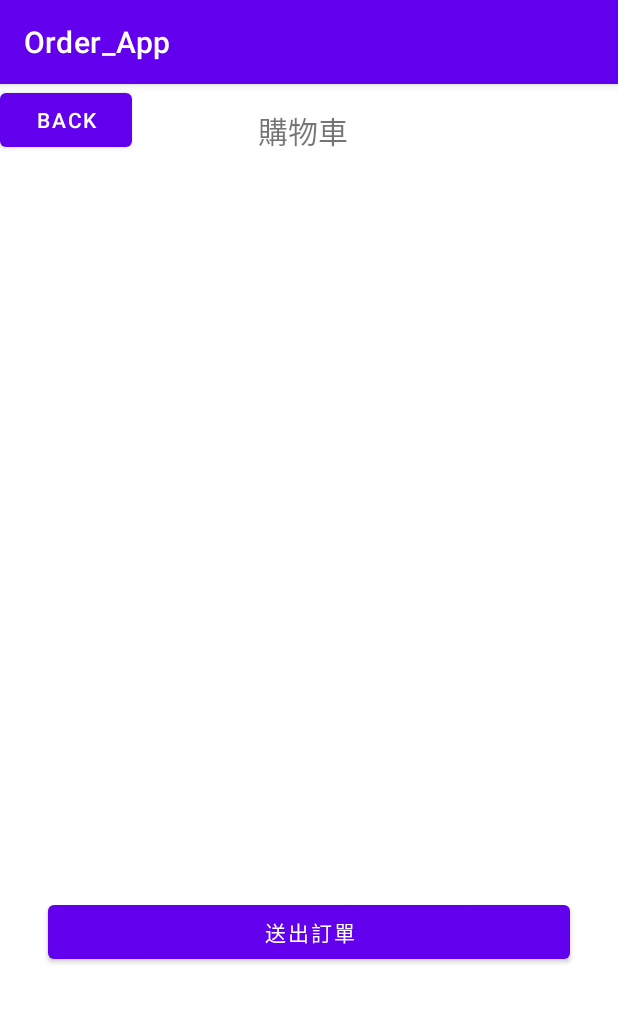
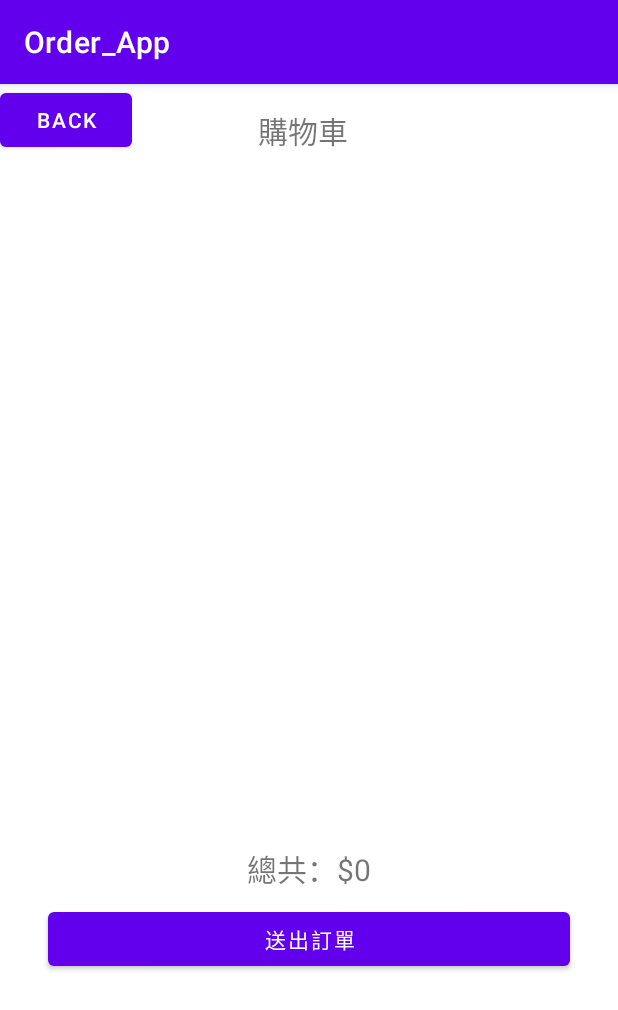
Before and after one commit to hongdreamer/IECS-1112-App-000, an Android app: the CartActivity screen opened directly, with no data from a screen before it, on a phone screen of 412 x 824 dp. Shown: the top 1010 px of the screen. Run offline under Robolectric (Android 15) with nearby library versions, the phone set to English and light mode, and no system bars.

Commit message:
update the interface of "menu" and "cart".

```diff
--- a/Project/signin/app/src/main/java/com/example/signin/CartActivity.java
+++ b/Project/signin/app/src/main/java/com/example/signin/CartActivity.java
@@ -1,25 +1,22 @@
 package com.example.signin;
 
-import androidx.appcompat.app.AppCompatActivity;
-
+import android.app.AlertDialog;
+import android.content.DialogInterface;
 import android.content.Intent;
 import android.os.Bundle;
-import android.view.Menu;
 import android.view.View;
 import android.widget.AdapterView;
 import android.widget.Button;
 import android.widget.ListView;
-import android.app.AlertDialog;
-import android.content.DialogInterface;
-import java.util.List;
+import android.widget.TextView;
 
+import androidx.appcompat.app.AppCompatActivity;
 
-import java.util.ArrayList;
 import java.util.List;
 
 public class CartActivity extends AppCompatActivity {
   private ListView lvCart;
-  private Button btnSendOrder, btnCartBack;
+  private TextView tvCartPrice;
 
   @Override
   protected void onCreate(Bundle savedInstanceState) {
@@ -44,7 +41,7 @@ public class CartActivity extends AppCompatActivity {
 
     // go checking the cart.
     // page switching.
-    btnSendOrder = findViewById(R.id.btn_send_order);
+    Button btnSendOrder = findViewById(R.id.btn_send_order);
     Button.OnClickListener listener = new Button.OnClickListener() {
       @Override
       public void onClick(View v) {
@@ -58,13 +55,15 @@ public class CartActivity extends AppCompatActivity {
     };
     btnSendOrder.setOnClickListener(listener);
 
-    btnCartBack = findViewById(R.id.btn_cart_back);
+    Button btnCartBack = findViewById(R.id.btn_cart_back);
     btnCartBack.setOnClickListener(new View.OnClickListener() {
       @Override
       public void onClick(View v) {
         onBackPressed();
       }
     });
+    tvCartPrice = findViewById(R.id.tv_cart_price);
+    updateCartPriceText();
   }
 
   private void showDeleteConfirmationDialog(final int position) {
@@ -81,6 +80,7 @@ public class CartActivity extends AppCompatActivity {
                 // 刷新显示
                 ListViewAdapter4Cart adapter = (ListViewAdapter4Cart) lvCart.getAdapter();
                 adapter.notifyDataSetChanged();
+                updateCartPriceText();
               }
             })
             .setNegativeButton("取消", null)
@@ -96,4 +96,20 @@ public class CartActivity extends AppCompatActivity {
     startActivity(intent);
     finish();
   }
+  private void updateCartPriceText() {
+    int totalPrice = calculateTotalPrice();
+    String textCartPrice = "總共：$" + totalPrice;
+    tvCartPrice.setText(textCartPrice);
+  }
+
+  private int calculateTotalPrice() {
+    int totalPrice = 0;
+    Order order = Order.getInstance();
+    List<FoodItem> orderItems = order.getOrder();
+    for (FoodItem food : orderItems) {
+      totalPrice += food.getFoodPrice() * food.getFoodQuantity();
+    }
+    return totalPrice;
+  }
+
 }
--- a/Project/signin/app/src/main/java/com/example/signin/DrinkDetailActivity.java
+++ b/Project/signin/app/src/main/java/com/example/signin/DrinkDetailActivity.java
@@ -44,9 +44,10 @@ public class DrinkDetailActivity extends AppCompatActivity {
         foodName = selectedFood.getFoodName();
         foodPrice = selectedFood.getFoodPrice();
         foodType = selectedFood.getFoodType();
+        String priceText = "$" + foodPrice;
         // Display the detailed information of the food item in the views
         titleTxt.setText(foodName);
-        feeTxt.setText(String.valueOf(foodPrice));
+        feeTxt.setText(priceText);
         foodImage.setImageResource(imageId);
         // Set other views accordingly
       }
--- a/Project/signin/app/src/main/java/com/example/signin/FinishActivity.java
+++ b/Project/signin/app/src/main/java/com/example/signin/FinishActivity.java
@@ -9,13 +9,12 @@ import android.widget.Button;
 import android.widget.Toast;
 
 public class FinishActivity extends AppCompatActivity {
-  private Button btnRefresh;
   @Override
   protected void onCreate(Bundle savedInstanceState) {
     super.onCreate(savedInstanceState);
     setContentView(R.layout.activity_finish);
 
-    btnRefresh = findViewById(R.id.btn_refresh);
+    Button btnRefresh = findViewById(R.id.btn_refresh);
     Button.OnClickListener listener = new Button.OnClickListener() {
       @Override
       public void onClick(View v) {
--- a/Project/signin/app/src/main/java/com/example/signin/HomePageActivity.java
+++ b/Project/signin/app/src/main/java/com/example/signin/HomePageActivity.java
@@ -10,14 +10,12 @@ import android.widget.Toast;
 
 public class HomePageActivity extends AppCompatActivity {
 
-    private Button btnOrder, btnLogout;
-
     @Override
     protected void onCreate(Bundle savedInstanceState) {
         super.onCreate(savedInstanceState);
         setContentView(R.layout.activity_home_page);
 
-        btnOrder = findViewById(R.id.btn_order);
+        Button btnOrder = findViewById(R.id.btn_order);
         Button.OnClickListener btnOrderOnClickListener = new Button.OnClickListener() {
             @Override
             public void onClick(View v) {
@@ -27,7 +25,7 @@ public class HomePageActivity extends AppCompatActivity {
         };
         btnOrder.setOnClickListener(btnOrderOnClickListener);
 
-        btnLogout = findViewById(R.id.btn_logout);
+        Button btnLogout = findViewById(R.id.btn_logout);
         Button.OnClickListener btnLogoutOnClickListener = new Button.OnClickListener() {
             @Override
             public void onClick(View v) {
--- a/Project/signin/app/src/main/java/com/example/signin/MealDetailActivity.java
+++ b/Project/signin/app/src/main/java/com/example/signin/MealDetailActivity.java
@@ -42,9 +42,10 @@ public class MealDetailActivity extends AppCompatActivity {
         foodName = selectedFood.getFoodName();
         foodPrice = selectedFood.getFoodPrice();
         foodType = selectedFood.getFoodType();
+        String priceText = "$" + foodPrice;
         // Display the detailed information of the food item in the views
         titleTxt.setText(foodName);
-        feeTxt.setText(String.valueOf(foodPrice));
+        feeTxt.setText(priceText);
         foodImage.setImageResource(imageId);
         // Set other views accordingly
       }
--- a/Project/signin/app/src/main/res/layout/activity_cart.xml
+++ b/Project/signin/app/src/main/res/layout/activity_cart.xml
@@ -21,7 +21,7 @@
     <ListView
         android:id="@+id/lv_cart"
         android:layout_width="400dp"
-        android:layout_height="455dp"
+        android:layout_height="430dp"
         android:layout_marginStart="8dp"
         android:layout_marginTop="16dp"
         android:layout_marginEnd="8dp"
@@ -34,12 +34,13 @@
         android:layout_width="0dp"
         android:layout_height="wrap_content"
         android:layout_marginStart="32dp"
-        android:layout_marginTop="24dp"
+        android:layout_marginTop="8dp"
         android:layout_marginEnd="32dp"
         android:text="送出訂單"
         app:layout_constraintEnd_toEndOf="parent"
+        app:layout_constraintHorizontal_bias="0.0"
         app:layout_constraintStart_toStartOf="parent"
-        app:layout_constraintTop_toBottomOf="@+id/lv_cart" />
+        app:layout_constraintTop_toBottomOf="@+id/tv_cart_price" />
 
     <Button
         android:id="@+id/btn_cart_back"
@@ -48,4 +49,15 @@
         android:text="Back"
         app:layout_constraintStart_toStartOf="parent"
         app:layout_constraintTop_toTopOf="parent" />
+
+    <TextView
+        android:id="@+id/tv_cart_price"
+        android:layout_width="wrap_content"
+        android:layout_height="wrap_content"
+        android:layout_marginTop="16dp"
+        android:text="總共：$ 0"
+        android:textSize="20sp"
+        app:layout_constraintEnd_toEndOf="parent"
+        app:layout_constraintStart_toStartOf="parent"
+        app:layout_constraintTop_toBottomOf="@+id/lv_cart" />
 </androidx.constraintlayout.widget.ConstraintLayout>
```
Also changed, not shown: Project/signin/app/src/main/java/com/example/signin/LoginActivity.java (+2 -5 lines), Project/signin/app/src/main/java/com/example/signin/MenuActivity.java (+33 -20 lines), Project/signin/app/src/main/res/layout/activity_drink_detail.xml (+8 -7 lines), Project/signin/app/src/main/res/layout/activity_meal_detail.xml (+8 -7 lines).
